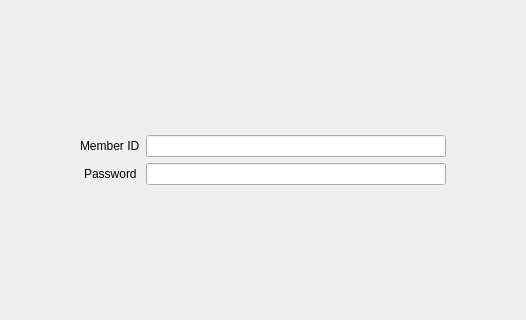
Above: penyamanager/admin/adminloginwindow.ui from eguzki/penyamanager before the change; both pictures show x 140 to 666 and y 135 to 455 of the 800 by 600 pixel window. Below: the same form after it.
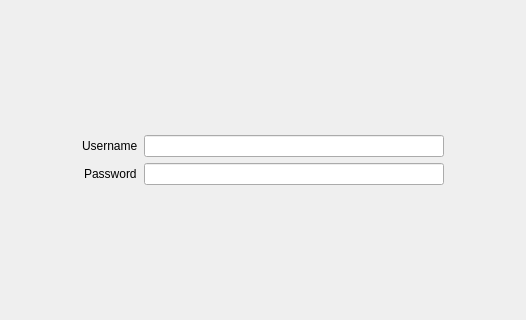
That is the form after the change. Icons and pictures are not drawn.

Commit message: [FEATURE] username can be updated

Patch:
```diff
--- a/penyamanager/admin/adminloginwindow.ui
+++ b/penyamanager/admin/adminloginwindow.ui
@@ -140,7 +140,7 @@
          <item row="0" column="0">
           <widget class="QLabel" name="loginLabel">
            <property name="text">
-            <string>Member ID</string>
+            <string>Username</string>
            </property>
           </widget>
          </item>
```
The commit also changes 43 other files.
